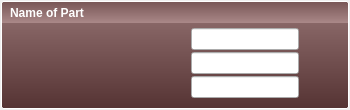
Before: the Qt Designer form panel_single.ui in sdao/mannequin, drawn with Qt 5.
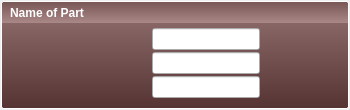
After: the same form once the commit is applied.

Commit message: fix single-panel stretch

Patch:
```diff
--- a/panel_single.ui
+++ b/panel_single.ui
@@ -81,7 +81,7 @@
      <property name="flat">
       <bool>false</bool>
      </property>
-     <layout class="QGridLayout" name="gridLayout" columnstretch="2,0,0,0">
+     <layout class="QGridLayout" name="gridLayout" columnstretch="1,0,0,1">
       <property name="topMargin">
        <number>24</number>
       </property>
```
